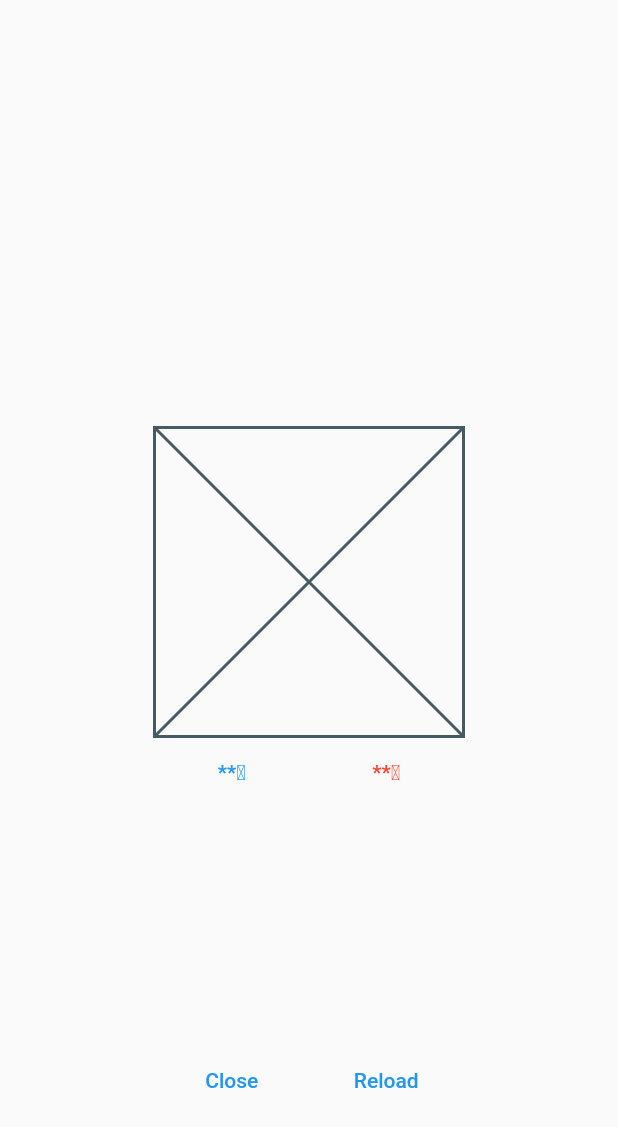
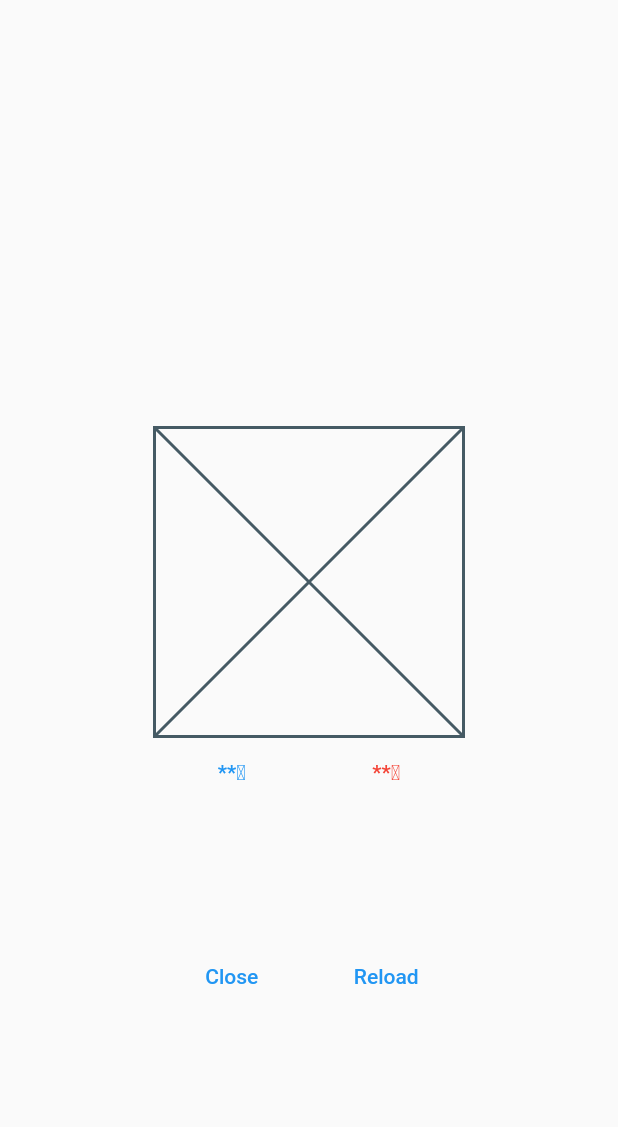
Before and after one commit to CatNighp/flutter_training_voiceutopia, a Flutter app: the screen it shows after launch, on a phone screen of 412 x 824 dp. Shown: the top 1127 px of the screen. Run offline on Flutter 3.47's test engine with Material 2 defaults, Android fonts, the phone set to English and light mode, and no system bars.

Commit message:
session1の修正2 Text と TextButton の隙間 80 の 修正

```diff
--- a/lib/main.dart
+++ b/lib/main.dart
@@ -12,6 +12,7 @@ class MainApp extends StatelessWidget {
     final deviceSize = MediaQuery.of(context).size;
     final deviceSizePlaceholder = deviceSize.width / 2;
     final deviceSizeText = deviceSizePlaceholder / 2;
+    final deviceSizeHeight = (deviceSize.height / 2) + deviceSizeText + 32;
     return MaterialApp(
       home: Scaffold(
         body: Stack(
@@ -58,7 +59,7 @@ class MainApp extends StatelessWidget {
               ),
             ),
             Positioned(
-              bottom: 80,
+              top: deviceSizeHeight + 80,
               left: 0,
               right: 0,
               child: Row(
```
